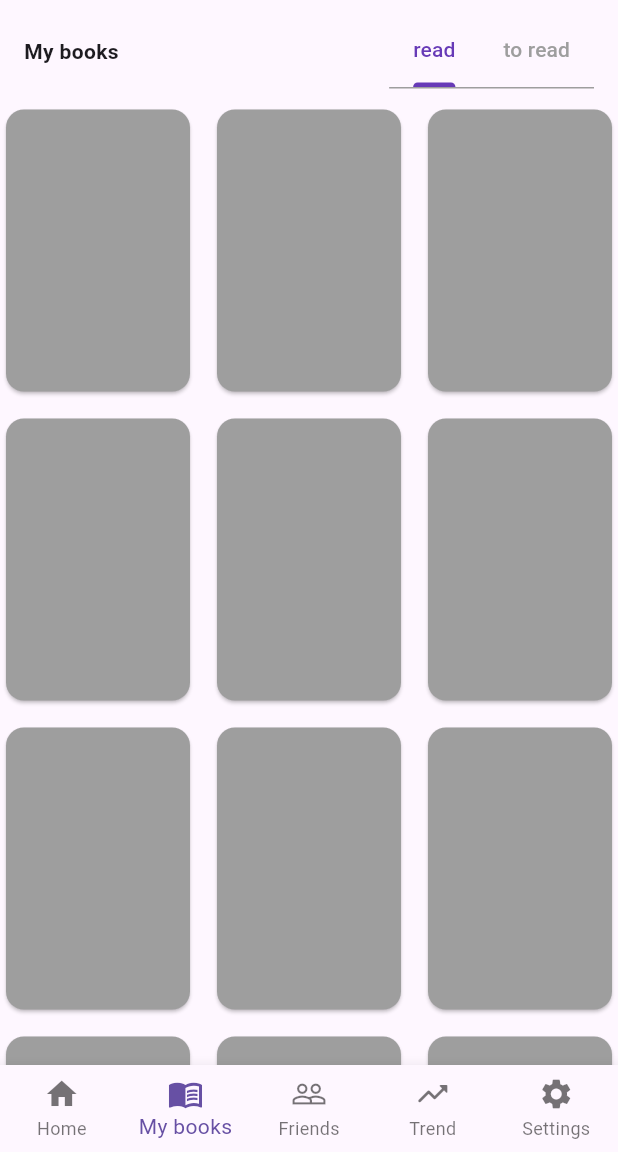
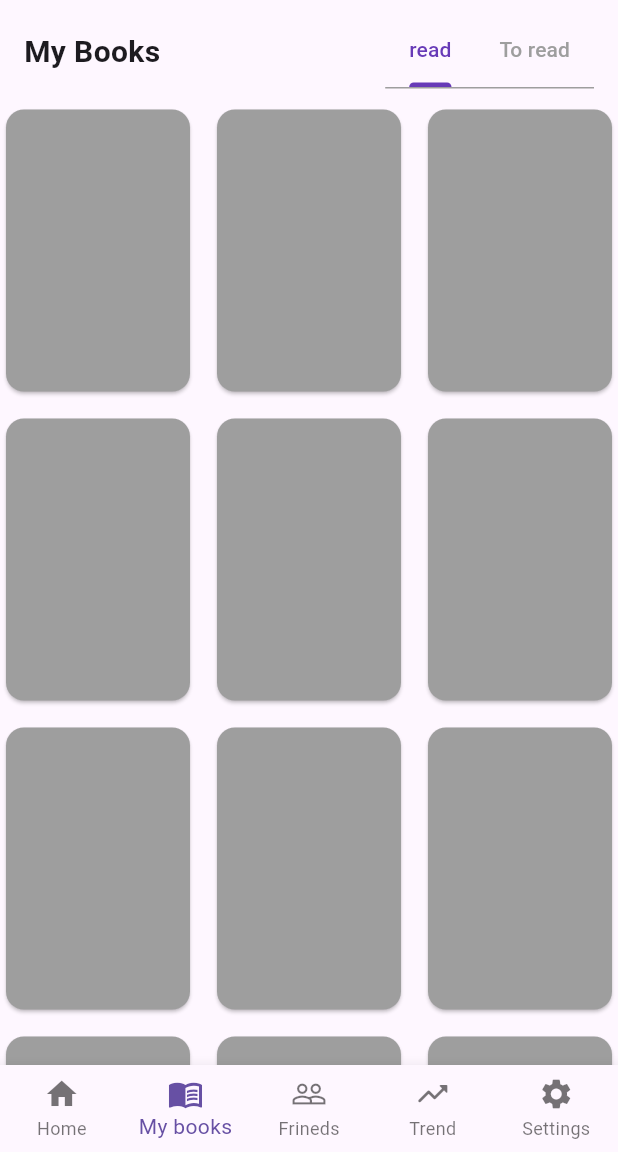
Before and after one commit to n0o0i/yomiru, a Flutter app: the screen it shows after launch, item 2 of the bottom bar chosen, on a phone screen of 412 x 824 dp, the part 84-1236 px from its top. Run offline on Flutter 3.47's test engine with Material 3 defaults, Android fonts, the phone set to English and light mode, and no system bars.

Commit message:
add strings.dart

```diff
--- a/lib/frontend/Friends/friends.dart
+++ b/lib/frontend/Friends/friends.dart
@@ -1,6 +1,7 @@
 import 'package:flutter/material.dart';
 import 'package:yomiru/frontend/Friends/contentsListVIew.dart';
 import 'package:yomiru/frontend/Friends/userListView.dart';
+import 'package:yomiru/frontend/shared/strings.dart';
 
 class Friends extends StatelessWidget {
   @override
@@ -13,8 +14,8 @@ class Friends extends StatelessWidget {
             height: 30,
             child: const TabBar(
               tabs: <Widget>[
-                Tab(text: 'Contents List'),
-                Tab(text: 'Users List')
+                Tab(text: AppStrings.FriendsTabContentsList),
+                Tab(text: AppStrings.FriendsTabUserList)
               ],
             ),
           ),
--- a/lib/frontend/Home/home.dart
+++ b/lib/frontend/Home/home.dart
@@ -1,6 +1,8 @@
 import 'package:flutter/material.dart';
+import 'package:flutter/services.dart';
 import 'package:yomiru/frontend/Home/timeLine.dart';
 import 'package:yomiru/frontend/Home/summary.dart';
+import 'package:yomiru/frontend/shared/strings.dart';
 
 class Home extends StatelessWidget {
   @override
@@ -14,8 +16,8 @@ class Home extends StatelessWidget {
             height: 30,
             child: const TabBar(
               tabs: <Widget>[
-                Tab(text: 'Time Line'),
-                Tab(text: 'Summary'),
+                Tab(text: AppStrings.homeTabTimeLine),
+                Tab(text: AppStrings.homeTabSummary),
               ]
             ),
           ),
--- a/lib/frontend/Home/summary.dart
+++ b/lib/frontend/Home/summary.dart
@@ -1,8 +1,9 @@
 import 'package:flutter/material.dart';
 import 'package:yomiru/frontend/shared/bookListSection.dart';
+import 'package:yomiru/frontend/shared/strings.dart';
 
 class SummmaryView extends StatelessWidget {
-  final List<String> titles = ['My books', 'Friends', 'Trends'];
+  final List<String> titles = [AppStrings.homeSummaryMybooks, AppStrings.homeSummaryFriends, AppStrings.homeSummaryTrends];
 
   @override
   Widget build(BuildContext context) {
--- a/lib/frontend/MyBooks/myBooks.dart
+++ b/lib/frontend/MyBooks/myBooks.dart
@@ -1,9 +1,12 @@
 import 'package:flutter/material.dart';
 import 'package:yomiru/frontend/shared/booksGridView.dart';
+import 'package:yomiru/frontend/shared/strings.dart';
 
 class MyBooks extends StatelessWidget {
   @override
   Widget build(BuildContext context) {
+  final screenHeight = MediaQuery.of(context).size.height;
+
     return DefaultTabController(
       length: 2,
       child: Column(
@@ -15,9 +18,10 @@ class MyBooks extends StatelessWidget {
               mainAxisAlignment: MainAxisAlignment.spaceBetween,
               children: [
                 Text(
-                  'My books',
+                  AppStrings.MyBooksTitle,
                   style: TextStyle(
-                    fontWeight: FontWeight.bold
+                    fontWeight: FontWeight.bold,
+                    fontSize: 20,
                   ),
                 ),
                 SizedBox(width: 30),
@@ -37,8 +41,8 @@ class MyBooks extends StatelessWidget {
                     isScrollable: true,
                     tabAlignment: TabAlignment.start,
                     tabs: [
-                      Tab(text: 'read'),
-                      Tab(text: 'to read')
+                      Tab(text: AppStrings.MyBooksTabRead),
+                      Tab(text: AppStrings.MyBooksTabToRead)
                     ]
                   )
                 )
--- a/lib/frontend/homePage.dart
+++ b/lib/frontend/homePage.dart
@@ -3,6 +3,8 @@ import 'package:yomiru/frontend/Home/home.dart';
 import 'package:yomiru/frontend/MyBooks/myBooks.dart';
 import 'package:yomiru/frontend/Friends/friends.dart';
 import 'package:yomiru/frontend/Trend/trend.dart';
+import 'package:yomiru/frontend/shared/strings.dart';
+
 
 class HomePage extends StatefulWidget {
   @override
@@ -30,7 +32,7 @@ void _onItemTapped(int index) {
   Widget build(BuildContext context) {
     return Scaffold(
       appBar: AppBar(
-        backgroundColor: Colors.white,
+        // backgroundColor: Colors.white,
         centerTitle: true,
         title: Image.asset(
           'assets/icons/yomiru_icon.png',
@@ -46,23 +48,23 @@ void _onItemTapped(int index) {
         items: [
           BottomNavigationBarItem(
             icon: Icon(Icons.home),
-            label: 'Home'
+            label: AppStrings.homePageNavBarHome
           ),
           BottomNavigationBarItem(
             icon: Icon(Icons.menu_book),
-            label: 'My books'
+            label: AppStrings.homePageNavBarMyBooks
           ),
           BottomNavigationBarItem(
             icon: Icon(Icons.people_outline),
-            label: 'Friends'
+            label: AppStrings.homePageNavBarFriends
           ),
           BottomNavigationBarItem(
             icon: Icon(Icons.trending_up_rounded),
-            label: 'Trend'
+            label: AppStrings.homePageNavBarTrend
             ),
           BottomNavigationBarItem(
             icon: Icon(Icons.settings),
-            label: 'Settings'
+            label: AppStrings.homePageNavBarSettings
           ),
         ],
       ),
--- a/lib/frontend/shared/strings.dart
+++ b/lib/frontend/shared/strings.dart
@@ -17,13 +17,13 @@ class AppStrings {
   static const String MyBooksTabToRead = 'To read';
   // Friends
   static const String FriendsTabContentsList = 'Contents List';
-  static const String FriendsTabUserList = 'User List';
+  static const String FriendsTabUserList = 'Friends List';
   // Trends
   static const String TrendsTop = 'Top';
   static const String TrendsNovel = 'Novel';
   static const String TrendsBusiness = 'Business';
   static const String TrendsManga = 'Manga';
   // Share bookListSectionList
-  static const String bookListSectionListMore = 'もっと見る';
+  static const String bookListSectionListMore = 'もっと見る >';
 
 }
```
Also changed, not shown: lib/frontend/Trend/trend.dart (+7 -1 lines).
